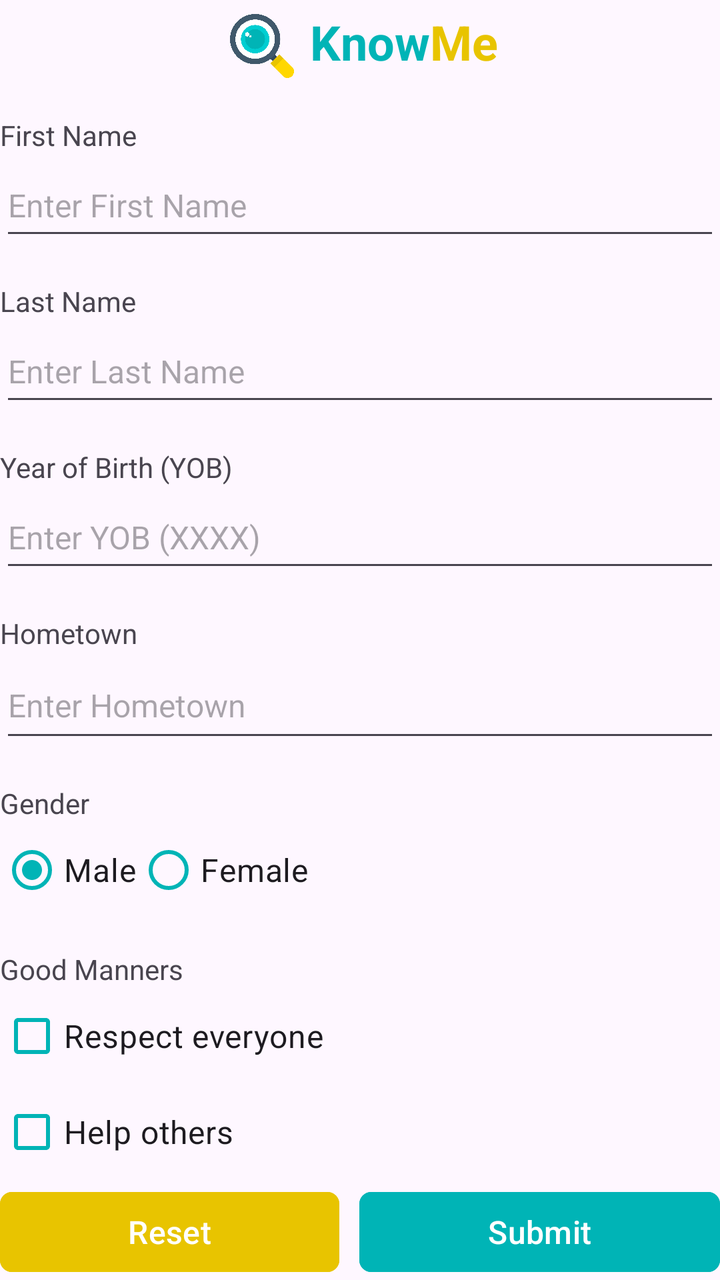
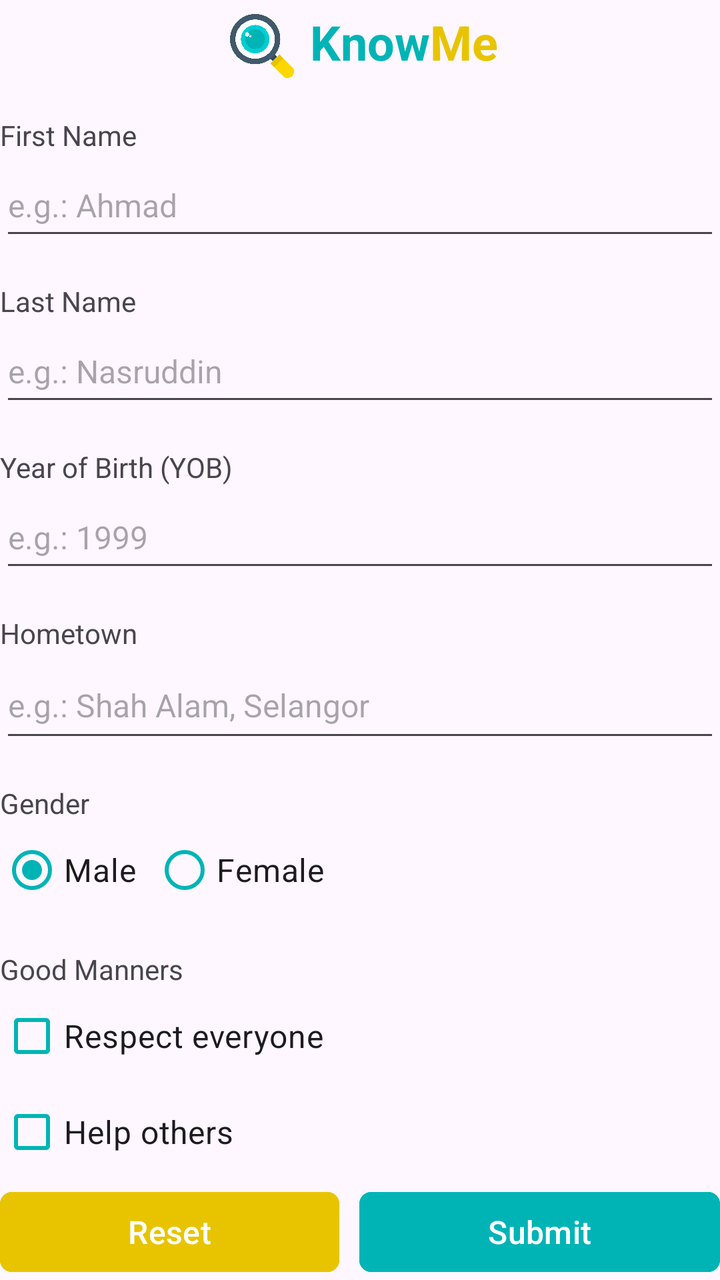

Compare the two renders of this Android layout. The source of the first and the diff that turns it into the second are given below.
<!-- AndroidManifest.xml: application theme Theme.Assigment_1 -->
<!-- res/layout/activity_main.xml -->
<?xml version="1.0" encoding="utf-8"?>
<RelativeLayout xmlns:android="http://schemas.android.com/apk/res/android"
    xmlns:app="http://schemas.android.com/apk/res-auto"
    xmlns:tools="http://schemas.android.com/tools"
    android:id="@+id/main"
    android:fitsSystemWindows="true"
    android:layout_width="match_parent"
    android:layout_height="match_parent"
    android:layout_margin="16dp"
    tools:context=".MainActivity">

    <LinearLayout
        android:id="@+id/ll_fa_title"
        android:layout_width="match_parent"
        android:layout_height="wrap_content"
        android:orientation="horizontal"
        android:gravity="center"
        android:layout_alignParentTop="true">

        <ImageView
            android:id="@+id/iv_logo"
            android:layout_width="40dp"
            android:layout_height="40dp"
            android:src="@drawable/logo"
            android:layout_gravity="center"
            android:layout_marginTop="2dp"
            android:padding="4dp"
            android:contentDescription="@string/iv_logo"
            android:scaleType="fitXY"/>

        <TextView
            android:id="@+id/tv_fa_title_1"
            android:layout_width="wrap_content"
            android:layout_height="match_parent"
            android:gravity="center_vertical"
            android:layout_marginStart="4dp"
            android:textSize="24sp"
            android:textStyle="bold"
            android:textColor="@color/turquoise"
            android:text="@string/tv_fa_title_1" />

        <TextView
            android:id="@+id/tv_fa_title_2"
            android:layout_width="wrap_content"
            android:layout_height="match_parent"
            android:gravity="center_vertical"
            android:textSize="24sp"
            android:textStyle="bold"
            android:textColor="@color/yellow"
            android:text="@string/tv_fa_title_2" />

    </LinearLayout>

    <TextView
        android:id="@+id/tv_first_name"
        android:layout_width="wrap_content"
        android:layout_height="wrap_content"
        android:layout_below="@+id/ll_fa_title"
        android:layout_marginTop="16dp"
        android:text="@string/tv_first_name" />

    <EditText
        android:id="@+id/et_first_name"
        android:layout_width="match_parent"
        android:layout_height="48dp"
        android:layout_below="@id/tv_first_name"
        android:textSize="16sp"
        android:hint="@string/et_first_name"
        android:inputType="textPersonName"
        android:maxLines="1"/>

    <TextView
        android:id="@+id/tv_last_name"
        android:layout_width="wrap_content"
        android:layout_height="wrap_content"
        android:layout_below="@id/et_first_name"
        android:layout_marginTop="16dp"
        android:text="@string/tv_last_name" />

    <EditText
        android:id="@+id/et_last_name"
        android:layout_width="match_parent"
        android:layout_height="48dp"
        android:layout_below="@+id/tv_last_name"
        android:textSize="16sp"
        android:hint="@string/et_last_name"
        android:inputType="textPersonName"
        android:maxLines="1"/>

    <TextView
        android:id="@+id/tv_yob"
        android:layout_width="wrap_content"
        android:layout_height="wrap_content"
        android:layout_below="@+id/et_last_name"
        android:layout_marginTop="16dp"
        android:text="@string/tv_yob" />

    <EditText
        android:id="@+id/et_yob"
        android:layout_width="match_parent"
        android:layout_height="48dp"
        android:layout_below="@+id/tv_yob"
        android:textSize="16sp"
        android:hint="@string/et_yob"
        android:inputType="number"
        android:maxLines="1"/>

    <TextView
        android:id="@+id/tv_hometown"
        android:layout_width="wrap_content"
        android:layout_height="wrap_content"
        android:layout_below="@+id/et_yob"
        android:layout_marginTop="16dp"
        android:text="@string/tv_hometown" />

    <EditText
        android:id="@+id/et_hometown"
        android:layout_width="match_parent"
        android:layout_height="50dp"
        android:layout_below="@+id/tv_hometown"
        android:textSize="16sp"
        android:hint="@string/et_hometown"
        android:inputType="textPersonName"
        android:maxLines="1"/>

    <TextView
        android:id="@+id/tv_gender"
        android:layout_width="wrap_content"
        android:layout_height="wrap_content"
        android:layout_below="@id/et_hometown"
        android:layout_marginTop="16dp"
        android:text="@string/tv_gender"/>

    <RadioGroup
        android:id="@+id/rg_gender"
        android:layout_width="match_parent"
        android:layout_height="wrap_content"
        android:layout_below="@id/tv_gender"
        android:orientation="horizontal">

        <RadioButton
            android:id="@+id/rb_male"
            android:layout_width="wrap_content"
            android:layout_height="wrap_content"
            app:buttonTint="@color/turquoise"
            android:textSize="16sp"
            android:text="@string/rb_male"
            android:checked="true" />

        <RadioButton
            android:id="@+id/rb_female"
            android:layout_width="wrap_content"
            android:layout_height="wrap_content"
            app:buttonTint="@color/turquoise"
            android:textSize="16sp"
            android:text="@string/rb_female" />

    </RadioGroup>

    <TextView
        android:id="@+id/tv_good_manners"
        android:layout_width="wrap_content"
        android:layout_height="wrap_content"
        android:layout_below="@id/rg_gender"
        android:layout_marginTop="16dp"
        android:text="@string/tv_good_manners" />

    <CheckBox
        android:id="@+id/cb_respect"
        android:layout_width="match_parent"
        android:layout_height="wrap_content"
        android:layout_below="@+id/tv_good_manners"
        app:buttonTint="@color/turquoise"
        android:textSize="16sp"
        android:text="@string/cb_respect" />

    <CheckBox
        android:id="@+id/cb_help"
        android:layout_width="match_parent"
        android:layout_height="wrap_content"
        android:layout_below="@+id/cb_respect"
        app:buttonTint="@color/turquoise"
        android:textSize="16sp"
        android:text="@string/cb_help" />

    <CheckBox
        android:id="@+id/cb_honest"
        android:layout_width="match_parent"
        android:layout_height="wrap_content"
        android:layout_below="@+id/cb_help"
        app:buttonTint="@color/turquoise"
        android:textSize="16sp"
        android:text="@string/cb_honest" />

    <LinearLayout
        android:id="@+id/ll_buttons"
        android:layout_width="match_parent"
        android:layout_height="wrap_content"
        android:layout_alignParentBottom="true"
        android:orientation="horizontal"
        android:layout_marginTop="16dp">

        <Button
            android:id="@+id/btn_reset"
            android:layout_width="wrap_content"
            android:layout_height="wrap_content"
            android:layout_weight="1"
            android:textSize="16sp"
            android:layout_marginEnd="10dp"
            app:cornerRadius="6dp"
            android:backgroundTint="@color/yellow"
            android:text="@string/btn_reset" />

        <Button
            android:id="@+id/btn_submit"
            android:layout_width="wrap_content"
            android:layout_height="wrap_content"
            android:layout_weight="1"
            android:textSize="16sp"
            app:cornerRadius="6dp"
            android:backgroundTint="@color/turquoise"
            android:text="@string/btn_submit" />

    </LinearLayout>

</RelativeLayout>
<!-- resources referenced by this layout -->
<resources>
  <color name="turquoise">#00b4b6</color>
  <color name="yellow">#e8c400</color>
  <!-- drawable logo: png bitmap (drawable, 59203 bytes) -->
  <string name="btn_reset">Reset</string>
  <string name="btn_submit">Submit</string>
  <string name="cb_help">Help others</string>
  <string name="cb_honest">Be honest</string>
  <string name="cb_respect">Respect everyone</string>
  <string name="et_first_name">Enter First Name</string>
  <string name="et_hometown">Enter Hometown</string>
  <string name="et_last_name">Enter Last Name</string>
  <string name="et_yob">Enter YOB (XXXX)</string>
  <string name="iv_logo">Logo</string>
  <string name="rb_female">Female</string>
  <string name="rb_male">Male</string>
  <string name="tv_fa_title_1">Know</string>
  <string name="tv_fa_title_2">Me</string>
  <string name="tv_first_name">First Name</string>
  <string name="tv_gender">Gender</string>
  <string name="tv_good_manners">Good Manners</string>
  <string name="tv_hometown">Hometown</string>
  <string name="tv_last_name">Last Name</string>
  <string name="tv_yob">Year of Birth (YOB)</string>
  <style name="Theme.Assigment_1" parent="Base.Theme.Assigment_1" />
  <style name="Base.Theme.Assigment_1" parent="Theme.Material3.DayNight.NoActionBar">
          
          
          <item name="android:textColorHighlight">@color/yellow</item>
      </style>
</resources>

<!-- the commit's change to res/layout/activity_main.xml (unified diff, before → after) -->
@@ -103,6 +103,7 @@
         android:textSize="16sp"
         android:hint="@string/et_yob"
         android:inputType="number"
+        android:maxLength="4"
         android:maxLines="1"/>
 
     <TextView
@@ -151,6 +152,7 @@
             android:id="@+id/rb_female"
             android:layout_width="wrap_content"
             android:layout_height="wrap_content"
+            android:layout_marginStart="8dp"
             app:buttonTint="@color/turquoise"
             android:textSize="16sp"
             android:text="@string/rb_female" />
<!-- resource entries referenced after the edit -->
@@ -8,10 +8,10 @@
   <string name="cb_help">Help others</string>
   <string name="cb_honest">Be honest</string>
   <string name="cb_respect">Respect everyone</string>
-  <string name="et_first_name">Enter First Name</string>
-  <string name="et_hometown">Enter Hometown</string>
-  <string name="et_last_name">Enter Last Name</string>
-  <string name="et_yob">Enter YOB (XXXX)</string>
+  <string name="et_first_name">e.g.: Ahmad</string>
+  <string name="et_hometown">e.g.: Shah Alam, Selangor</string>
+  <string name="et_last_name">e.g.: Nasruddin</string>
+  <string name="et_yob">e.g.: 1999</string>
   <string name="iv_logo">Logo</string>
   <string name="rb_female">Female</string>
   <string name="rb_male">Male</string>
